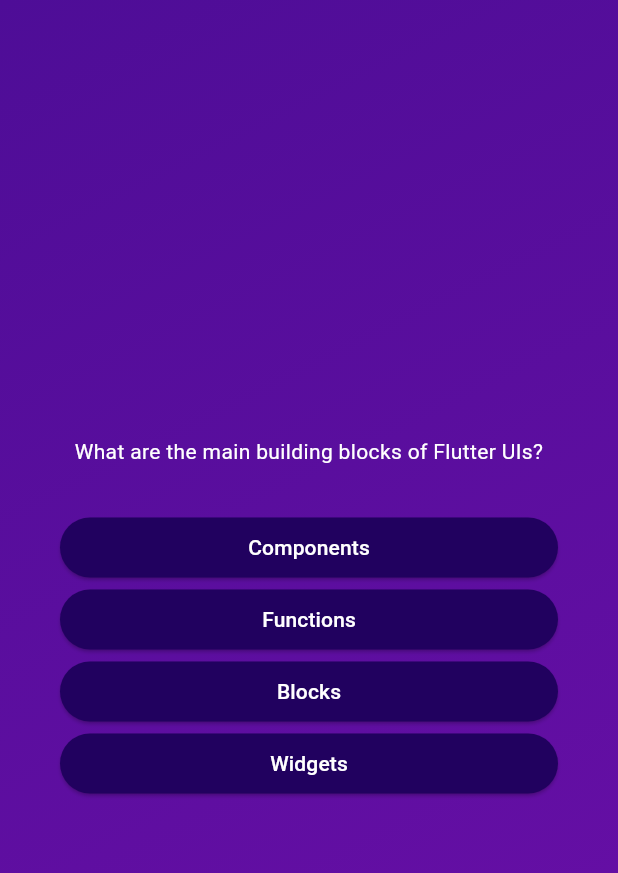
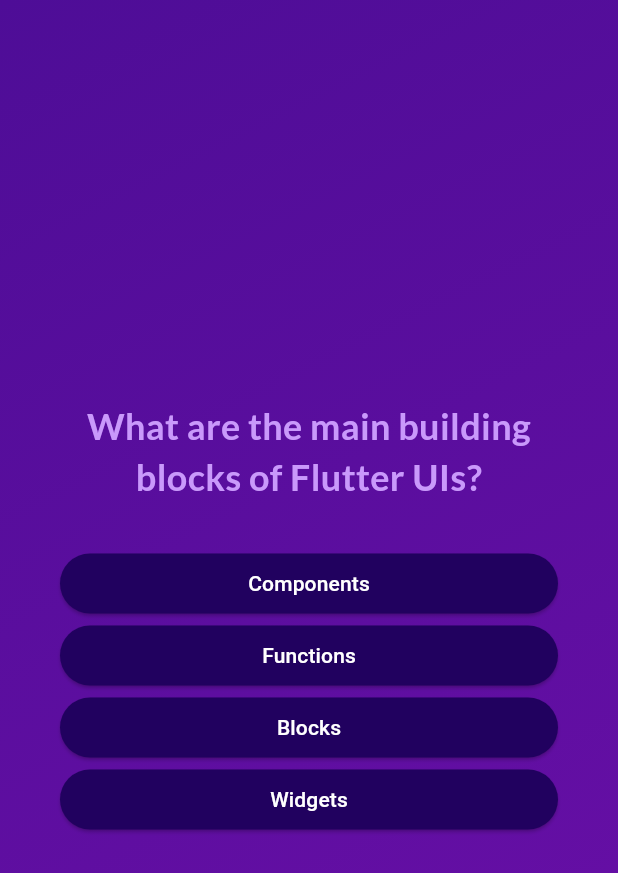
Before and after one commit to BartoszDembek/Flutter-Quiz-App, a Flutter app: the screen it shows after launch, after a tap on "Start Quiz", on a phone screen of 412 x 824 dp. Shown: the top 873 px of the screen. Run offline on Flutter 3.47's test engine with Material 3 defaults, Android fonts, the phone set to English and light mode, and no system bars; our stand-ins replace google_fonts.

Commit message:
Add Google Fonts to StartScreen and QuestionsScreen

```diff
--- a/lib/questions_screen.dart
+++ b/lib/questions_screen.dart
@@ -1,6 +1,7 @@
 import 'package:flutter/material.dart';
 import 'package:quiz_app/answer_button.dart';
 import 'package:quiz_app/data/question.dart';
+import 'package:google_fonts/google_fonts.dart';
 
 class QuestionsScreen extends StatefulWidget {
   const QuestionsScreen({super.key});
@@ -34,8 +35,10 @@ class _QuestionScreenState extends State<QuestionsScreen> {
           children: [
             Text(
               currentQuestion.text,
-              style: const TextStyle(
-                color: Colors.white,
+              style: GoogleFonts.lato(
+                color: const Color.fromARGB(255, 201, 153, 251),
+                fontSize: 24,
+                fontWeight: FontWeight.bold,
               ),
               textAlign: TextAlign.center,
             ),
--- a/lib/start_screen.dart
+++ b/lib/start_screen.dart
@@ -1,4 +1,5 @@
 import 'package:flutter/material.dart';
+import 'package:google_fonts/google_fonts.dart';
 
 class StartScreen extends StatelessWidget {
   const StartScreen(this.startQuiz, {super.key});
@@ -19,10 +20,10 @@ class StartScreen extends StatelessWidget {
           const SizedBox(
             height: 80,
           ),
-          const Text(
+          Text(
             "Learn Flutter the fun way!",
-            style: TextStyle(
-              color: Colors.white,
+            style: GoogleFonts.lato(
+              color: const Color.fromARGB(255, 237, 223, 252),
               fontSize: 24,
             ),
           ),
```
